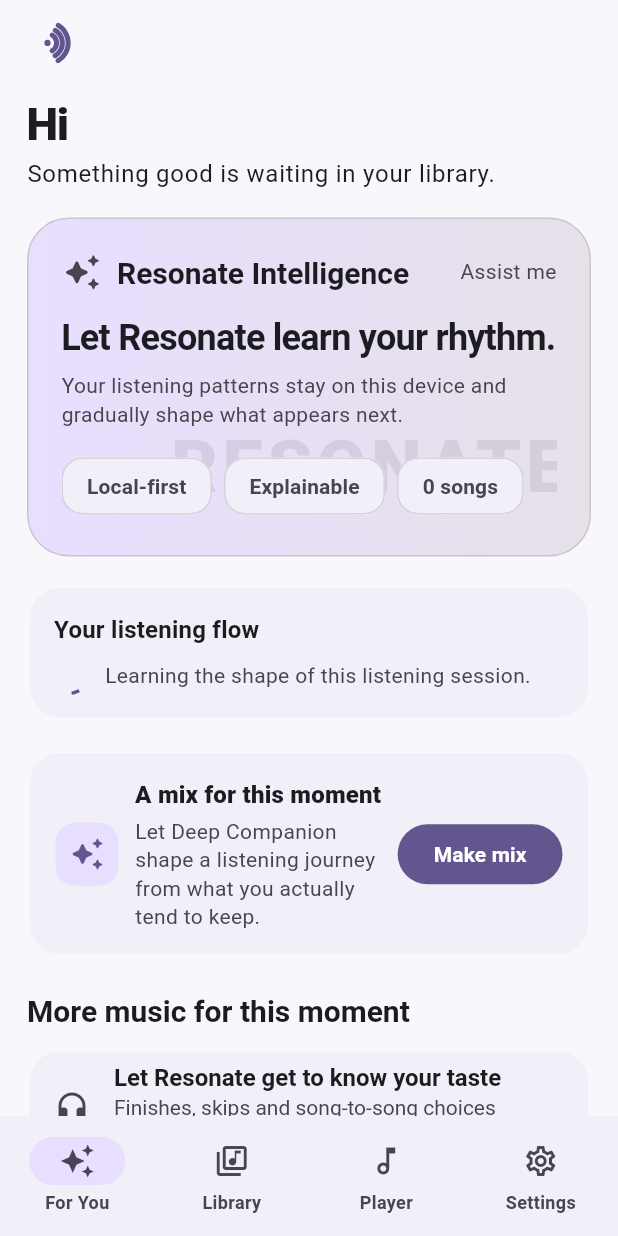
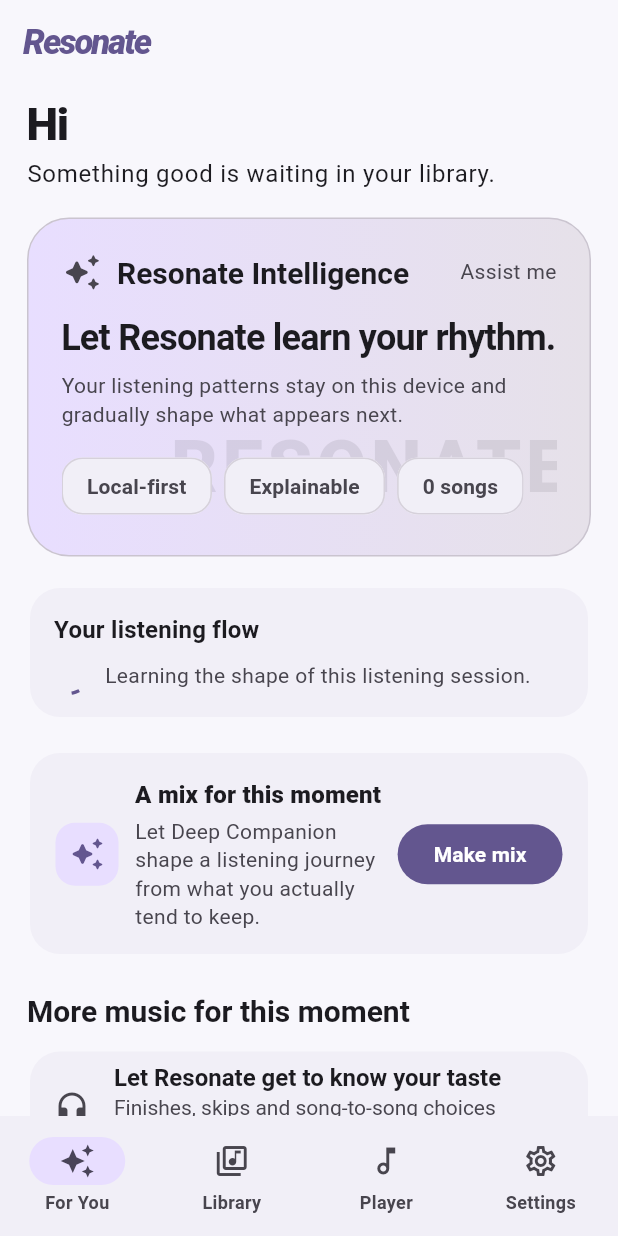
Before and after one commit to R-6167/Resonate, a Flutter app: the screen it shows after launch, on a phone screen of 412 x 824 dp. Run offline on Flutter 3.47's test engine with Material 3 defaults, Android fonts, the phone set to English and light mode, and no system bars; our stand-ins replace audio_service, just_audio, shared_preferences, sqflite; missing offline and left inert: audio_session; accounts and stored records are empty; statements that could not run were skipped.

Commit message:
feat: switch Resonate logo to wordmark

```diff
--- a/lib/widgets/resonate_logo.dart
+++ b/lib/widgets/resonate_logo.dart
@@ -5,22 +5,15 @@
   const ResonateLogo({super.key, this.size = 34});
 
   @override
-  Widget build(BuildContext context) => CustomPaint(size: Size.square(size), painter: _ResonateLogoPainter(color: Theme.of(context).colorScheme.primary));
+  Widget build(BuildContext context) {
+    final style = Theme.of(context).textTheme.titleLarge?.copyWith(
+          fontSize: size * .72,
+          fontWeight: FontWeight.w900,
+          fontStyle: FontStyle.italic,
+          letterSpacing: -1.4,
+          height: .95,
+          color: Theme.of(context).colorScheme.primary,
+        );
+    return Text('Resonate', style: style);
+  }
 }
-
-class _ResonateLogoPainter extends CustomPainter {
-  final Color color;
-  _ResonateLogoPainter({required this.color});
-  @override
-  void paint(Canvas canvas, Size size) {
-    final p = Paint()..color = color..style = PaintingStyle.stroke..strokeWidth = size.width * .105..strokeCap = StrokeCap.round;
-    final c = Offset(size.width * .49, size.height * .52);
-    for (var i = 0; i < 3; i++) {
-      final r = size.width * (.19 + i * .12);
-      canvas.drawArc(Rect.fromCircle(center: c, radius: r), -1.02, 2.05, false, p);
-    }
-    final dot = Paint()..color = color..style = PaintingStyle.fill;
-    canvas.drawCircle(Offset(size.width * .49, size.height * .52), size.width * .065, dot);
-  }
-  @override bool shouldRepaint(covariant _ResonateLogoPainter oldDelegate) => oldDelegate.color != color;
-}
```
